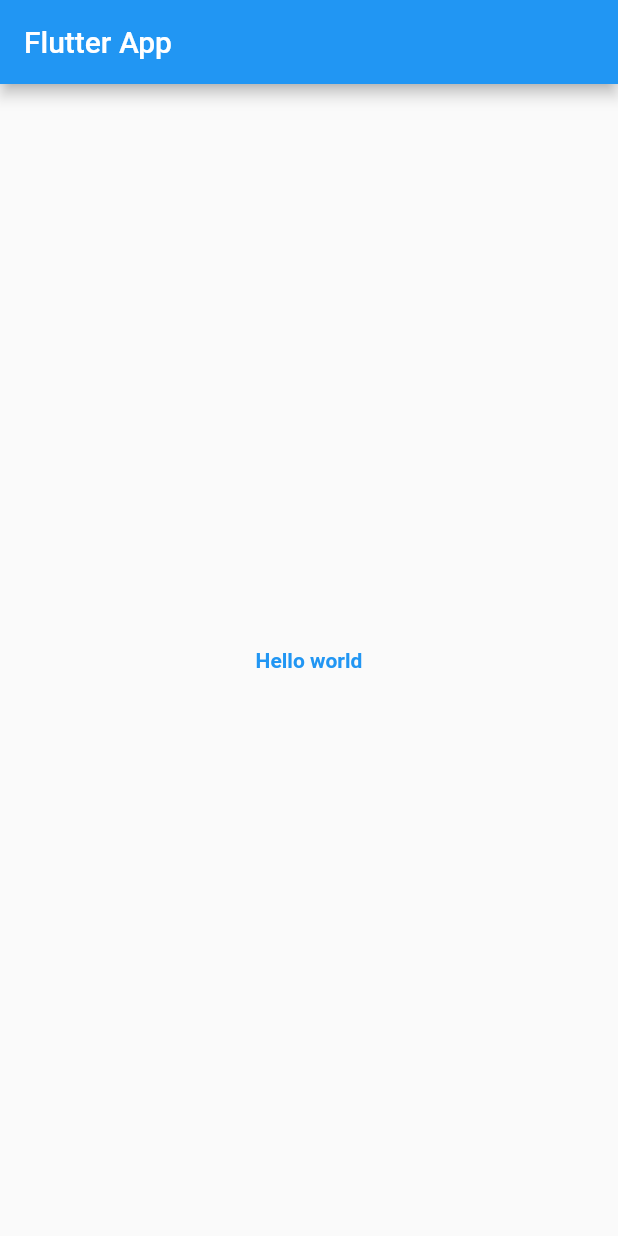
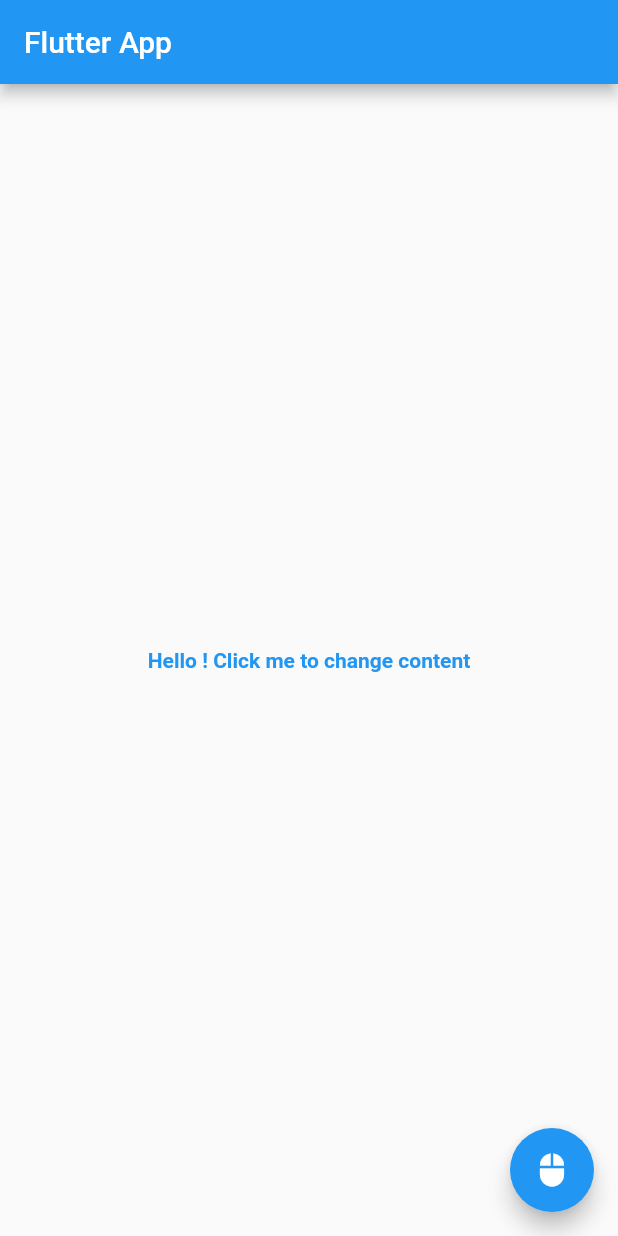
Before and after one commit to JAICHANGPARK/Flutter_Dock, a Flutter app: the screen it shows after launch, on a phone screen of 412 x 824 dp. Run offline on Flutter 3.47's test engine with Material 2 defaults, Android fonts, the phone set to English and light mode, and no system bars; missing offline and left inert: fluttery.

Commit message:
Flutter Button Click

```diff
--- a/flutter_01/lib/main.dart
+++ b/flutter_01/lib/main.dart
@@ -7,19 +7,51 @@ class MyApp extends StatelessWidget {
   Widget build(BuildContext context) {
     // TODO: implement build
 
-    return MaterialApp(
-        title: 'My App Hello world',
-        home: Scaffold(
+    return MaterialApp(title: 'My App Hello world',
+        home: ClickMyApp());
+  }
+}
+
+class ClickMyApp extends StatefulWidget {
+  @override
+  State<StatefulWidget> createState() => ChangeText();
+}
+
+class ChangeText extends State<ClickMyApp> {
+  String defaultText = 'Hello ! Click me to change content';
+
+  int i = 0;
+
+  void changeText() {
+    setState(() {
+      if (i % 2 == 0) {
+        defaultText = 'Text hasbeen changed';
+      } else {
+        defaultText = 'Hello! click me to change content';
+      }
+      i++;
+    });
+  }
+
+  @override
+  Widget build(BuildContext context) {
+    // TODO: implement build
+    return Scaffold(
       appBar: AppBar(title: Text('Flutter App')),
       body: Center(
         child: new Text(
-              'Hello world',
+          defaultText,
           style: new TextStyle(
             fontWeight: FontWeight.bold,
             color: Colors.blue,
           ),
         ),
       ),
-        ));
+      floatingActionButton: FloatingActionButton(
+        onPressed: changeText,
+        tooltip: 'Click Me',
+        child: Icon(Icons.mouse),
+      ),
+    );
   }
 }
```
Lines whose indentation alone changed are shown as unchanged.
